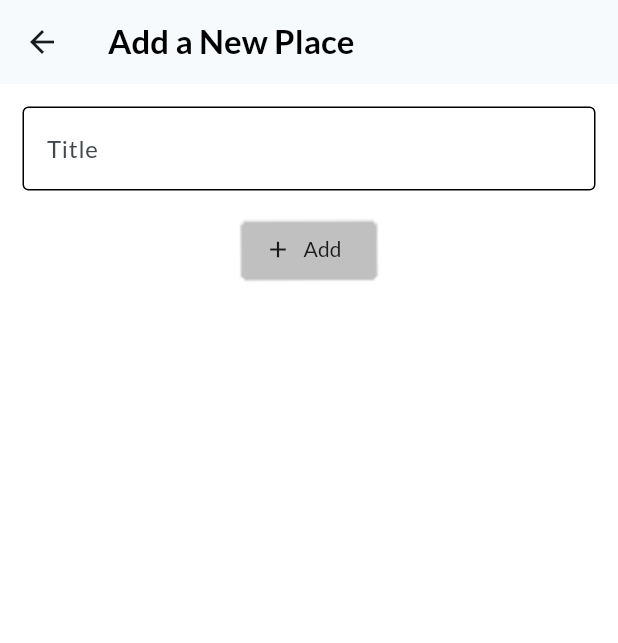
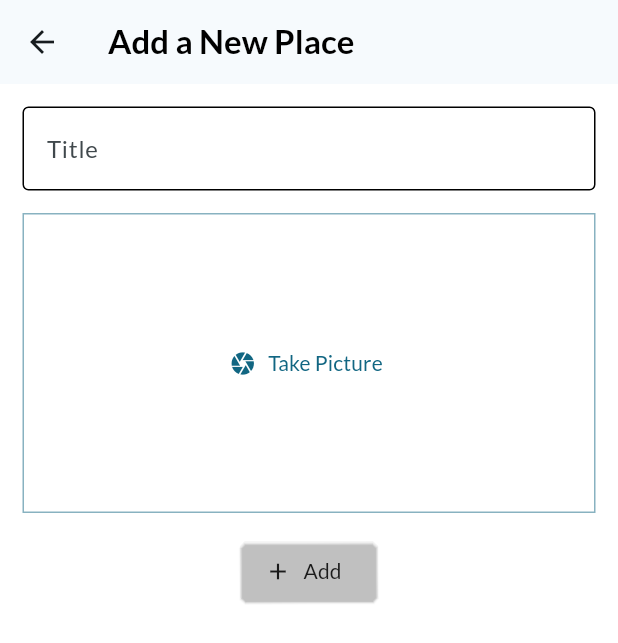
Before and after one commit to NourCodes/FavoriteSpots-FlutterApp, a Flutter app: the screen it shows after launch, after a tap on the "add" icon, on a phone screen of 412 x 824 dp. Shown: the top 643 px of the screen. Run offline on Flutter 3.47's test engine with Material 3 defaults, Android fonts, the light colour scheme and no system bars; our stand-ins replace flutter_riverpod, google_fonts, image_picker, riverpod.

Commit message:
Added functionality to allow users to capture and display images of places when creating and viewing details

```diff
--- a/lib/models/place_model.dart
+++ b/lib/models/place_model.dart
@@ -1,3 +1,4 @@
+import 'dart:io';
 import 'package:uuid/uuid.dart';
 
 const uid = Uuid();
@@ -5,5 +6,6 @@ const uid = Uuid();
 class Place {
   final String id;
   final String title;
-  Place({required this.title}) : id = uid.v4();
+  final File image;
+  Place({required this.title, required this.image}) : id = uid.v4();
 }
--- a/lib/pages/add_place.dart
+++ b/lib/pages/add_place.dart
@@ -1,4 +1,6 @@
+import 'dart:io';
 import 'package:favorite_spots_app/providers/place_provider.dart';
+import 'package:favorite_spots_app/widgets/image_container.dart';
 import 'package:flutter/material.dart';
 import 'package:flutter_riverpod/flutter_riverpod.dart';
 
@@ -10,14 +12,15 @@ class AddPlace extends ConsumerStatefulWidget {
 }
 
 class _AddPlaceState extends ConsumerState<AddPlace> {
+  File? selectedImage;
   final controller = TextEditingController();
 
   void addPlace() {
     final place = controller.text;
-    if (place.isEmpty) {
+    if (place.isEmpty || selectedImage == null) {
       return;
     }
-    ref.read(placeProvider.notifier).addPlace(place);
+    ref.read(placeProvider.notifier).addPlace(place, selectedImage!);
     Navigator.of(context).pop();
   }
 
@@ -64,6 +67,12 @@ class _AddPlaceState extends ConsumerState<AddPlace> {
             const SizedBox(
               height: 15,
             ),
+            ImageContainer(
+              onSelectedImage: (image) => selectedImage = image,
+            ),
+            const SizedBox(
+              height: 15,
+            ),
             ElevatedButton.icon(
               style: ElevatedButton.styleFrom(
                 backgroundColor: Colors.white10,
--- a/lib/pages/homepage.dart
+++ b/lib/pages/homepage.dart
@@ -1,5 +1,4 @@
 import 'package:favorite_spots_app/pages/add_place.dart';
-import 'package:favorite_spots_app/pages/place_details.dart';
 import 'package:favorite_spots_app/providers/place_provider.dart';
 import 'package:flutter/material.dart';
 import 'package:flutter_riverpod/flutter_riverpod.dart';
@@ -21,13 +20,12 @@ class Homepage extends ConsumerWidget {
       ),
     );
     if (placesList.isNotEmpty) {
-      screen = PlaceList(goToPage: (places) {
-        Navigator.of(context).push(
-          MaterialPageRoute(
-            builder: (context) => PlaceDetails(place: places),
-          ),
-        );
-      });
+      screen = Padding(
+        padding: const EdgeInsets.all(8.0),
+        child: PlaceList(
+          places: placesList,
+        ),
+      );
     }
 
     return Scaffold(
@@ -46,7 +44,7 @@ class Homepage extends ConsumerWidget {
             onPressed: () {
               Navigator.of(context).push(
                 MaterialPageRoute(
-                  builder: (context) => AddPlace(),
+                  builder: (context) => const AddPlace(),
                 ),
               );
             },
--- a/lib/providers/place_provider.dart
+++ b/lib/providers/place_provider.dart
@@ -1,13 +1,14 @@
+import 'dart:io';
 import 'package:riverpod/riverpod.dart';
-
 import '../models/place_model.dart';
 
 class PlacesNotifier extends StateNotifier<List<Place>> {
   PlacesNotifier() : super(const []);
 
-  void addPlace(String place) {
+  void addPlace(String place, File image) {
     final newPlace = Place(
       title: place,
+      image: image,
     );
     state = [
       ...state,
--- /dev/null
+++ b/lib/widgets/image_container.dart
@@ -0,0 +1,58 @@
+import 'dart:io';
+import 'package:flutter/material.dart';
+import 'package:image_picker/image_picker.dart';
+
+class ImageContainer extends StatefulWidget {
+  final void Function (File image) onSelectedImage;
+  const ImageContainer({super.key, required this.onSelectedImage});
+
+  @override
+  State<ImageContainer> createState() => _ImageContainerState();
+}
+
+class _ImageContainerState extends State<ImageContainer> {
+  File? selectedImage;
+  void takePic() async {
+    ImagePicker picker = ImagePicker();
+    final imagePicked =
+        await picker.pickImage(source: ImageSource.camera, maxWidth: 600);
+    if (imagePicked == null) {
+      return;
+    }
+    setState(() {
+      selectedImage = File(imagePicked.path);
+    });
+    widget.onSelectedImage(selectedImage!);
+  }
+
+  @override
+  Widget build(BuildContext context) {
+    Widget screen = TextButton.icon(
+      onPressed: takePic,
+      icon: const Icon(Icons.camera),
+      label: const Text("Take Picture"),
+    );
+    if (selectedImage != null) {
+      screen = GestureDetector(
+        onTap: takePic,
+          child: Image.file(
+        selectedImage!,
+        fit: BoxFit.cover,
+        width: double.infinity,
+        height: double.infinity,
+      ),
+      );
+    }
+
+    return Container(
+      decoration: BoxDecoration(
+          border: Border.all(
+        color: Theme.of(context).colorScheme.primary.withOpacity(0.5),
+        width: 1,
+      )),
+      height: 200,
+      width: double.infinity,
+      child: screen,
+    );
+  }
+}
--- a/pubspec.yaml
+++ b/pubspec.yaml
@@ -49,6 +49,7 @@ dev_dependencies:
   google_fonts:
   uuid:
   flutter_riverpod:
+  image_picker:
 # For information on the generic Dart part of this file, see the
 # following page: https://dart.dev/tools/pub/pubspec
 
```
Also changed, not shown: lib/pages/place_details.dart (+9 -7 lines), lib/widgets/places_list.dart (+14 -10 lines), pubspec.lock, 5 other files.
